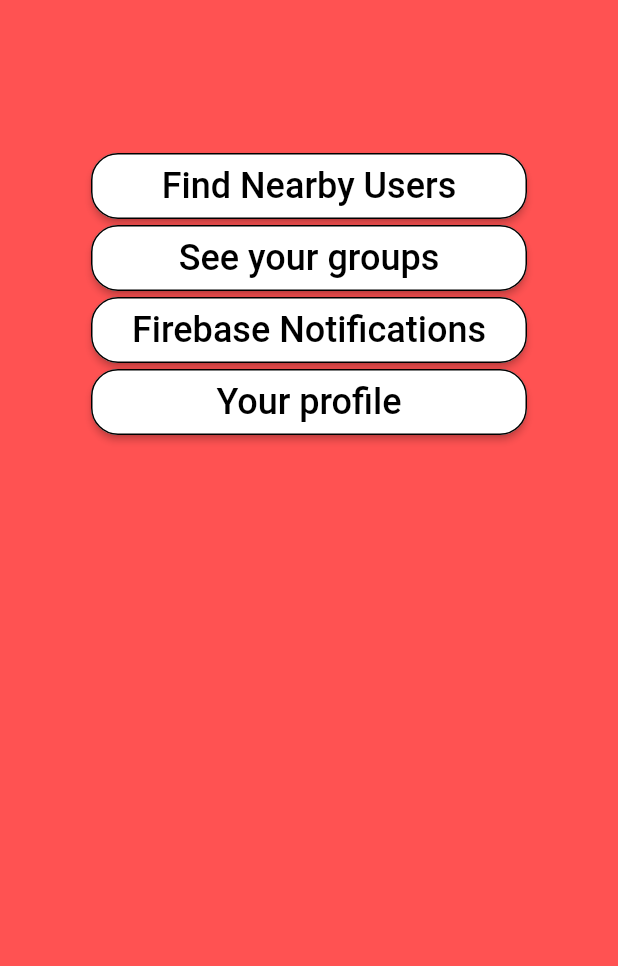
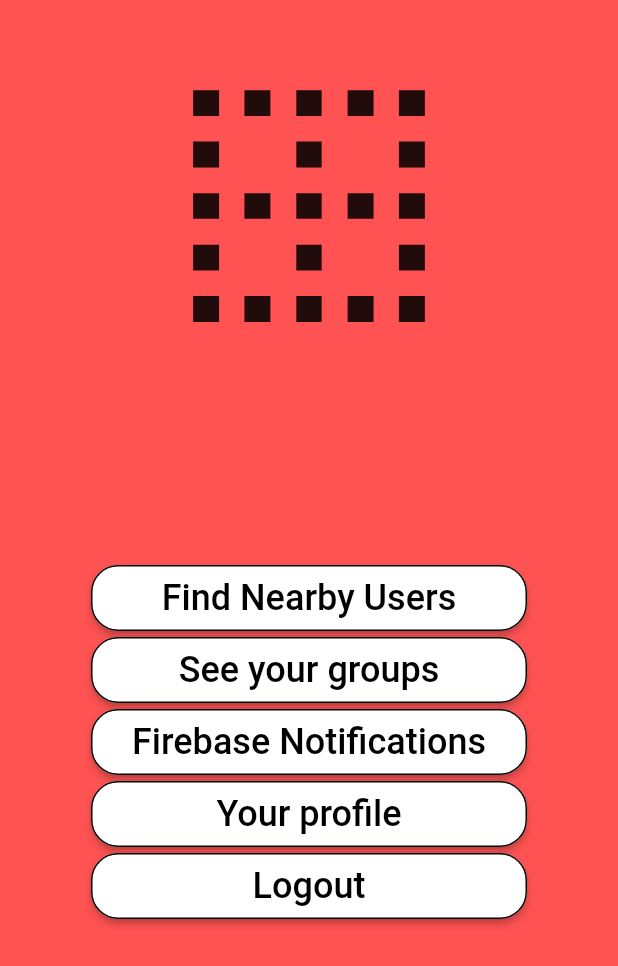
Before and after one commit to Victor-Alexandru/License, a Flutter app: the SelectionScreen screen opened directly with empty values, on a phone screen of 412 x 824 dp. Shown: the top 966 px of the screen. Run offline on Flutter 3.47's test engine with Material 2 defaults, Android fonts, the phone set to English and light mode, and no system bars; our stand-ins replace cloud_firestore, firebase_core, firebase_messaging, location; missing offline and left inert: geocoder; accounts and stored records are empty.

Commit message:
ui for 3 pages added

```diff
--- a/moodle_ui/lib/screens/home/selection_screen.dart
+++ b/moodle_ui/lib/screens/home/selection_screen.dart
@@ -21,7 +21,23 @@ class SelectionScreen extends StatelessWidget {
     return new SafeArea(
         child: Scaffold(
             backgroundColor: Colors.redAccent,
-      body: new Center(
+            body: SafeArea(
+              child: Column(children: <Widget>[
+                Container(
+                  height: MediaQuery.of(context).size.height /
+                      3, // Also Including Tab-bar height.
+//                        child: Chewie(
+//                          controller: _chewieController,
+//                        ),
+                  child: new Center(
+                      child: new Icon(
+                    Icons.border_clear,
+                    size: MediaQuery.of(context).size.width / 2,
+                  )),
+                ),
+                Expanded(
+                  child: new Align(
+                    alignment: Alignment.topCenter,
                     child: Column(
                       children: <Widget>[
                         SizedBox(
@@ -112,10 +128,33 @@ class SelectionScreen extends StatelessWidget {
                           color: Colors.white,
                           textColor: Colors.black,
                           padding: EdgeInsets.all(8.0),
+                        ), MaterialButton(
+                          onPressed: () {
+                            Navigator.push(
+                                context,
+                                MaterialPageRoute(
+                                    builder: (context) => UserProfileView(_webservice)));
+                          },
+                          shape: RoundedRectangleBorder(
+                              borderRadius: BorderRadius.circular(18.0),
+                              side: BorderSide(color: Colors.black)),
+                          child: SizedBox(
+                            width: MediaQuery.of(context).size.width / 1.5,
+                            child: Text(
+                              "Logout",
+                              style: TextStyle(fontSize: 24),
+                              textAlign: TextAlign.center,
+                            ),
+                          ),
+                          color: Colors.white,
+                          textColor: Colors.black,
+                          padding: EdgeInsets.all(8.0),
                         )
                       ],
                     ),
                   ),
-    ));
+                ),
+              ]),
+            )));
   }
 }
```
Lines whose indentation alone changed are shown as unchanged.
